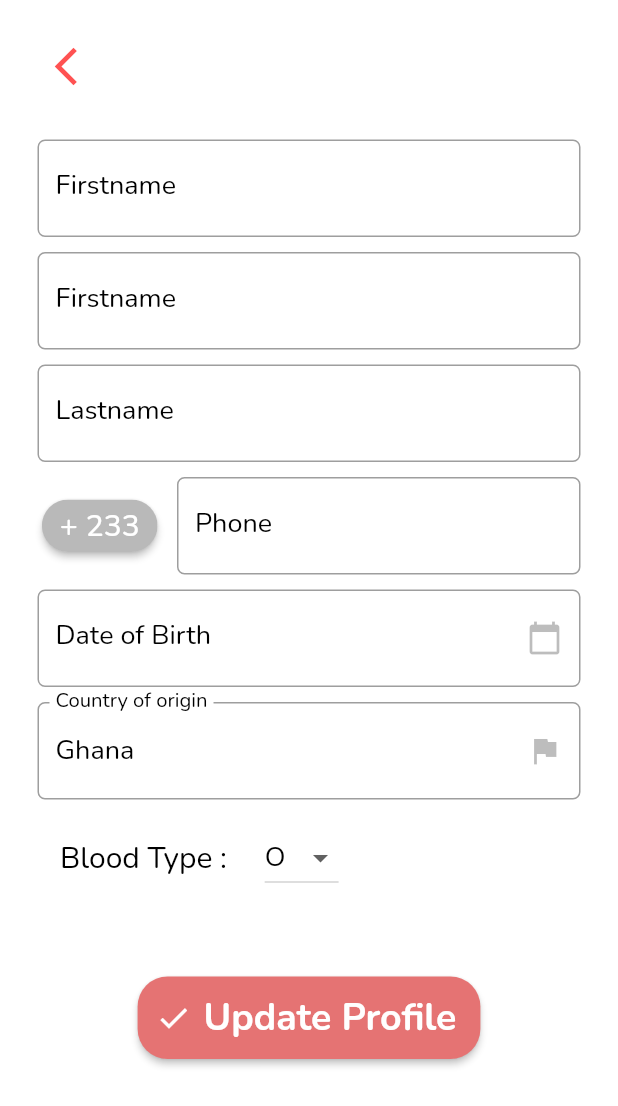
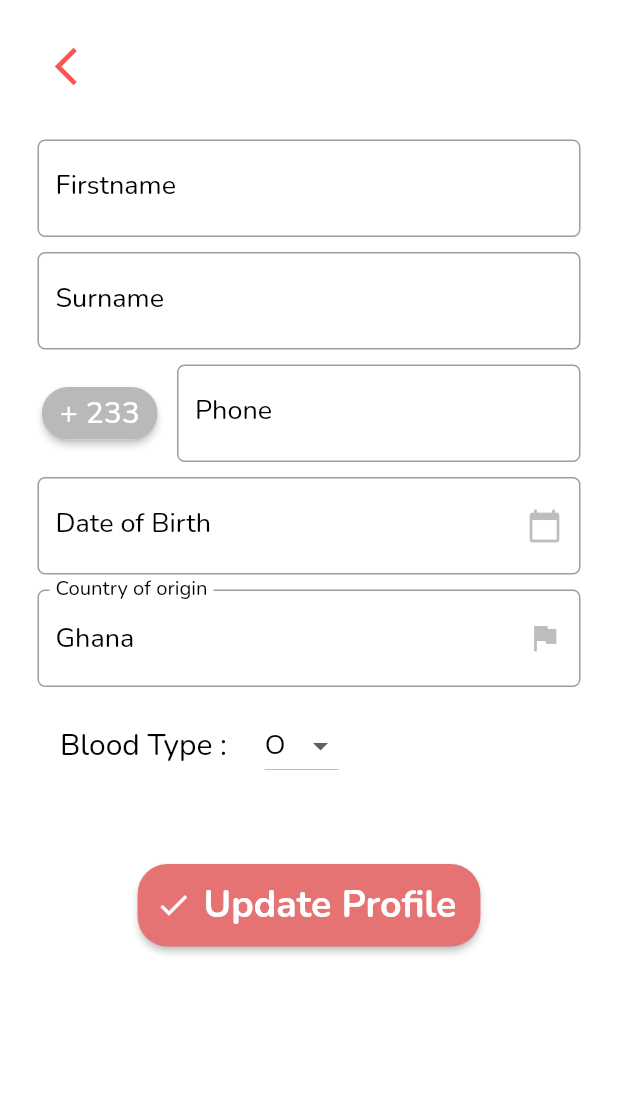
Before and after one commit to silverspluussh/scarclient, a Flutter app: the CompleteProfile screen opened by its route, after a tap on "Update Profile", on a phone screen of 412 x 824 dp. Shown: the top 1106 px of the screen. Run offline on Flutter 3.47's test engine with Material 2 defaults, Android fonts, the phone set to English and light mode, and no system bars; our stand-ins replace animated_splash_screen, country_picker, flutter_secure_storage, google_fonts, page_transition; accounts and stored records are empty; network calls fail; project files that could hold a hidden picture were left out.

Commit message:
sunday changes

```diff
--- a/lib/screens/settings/profile.dart
+++ b/lib/screens/settings/profile.dart
@@ -6,6 +6,7 @@ import 'package:flutter/material.dart';
 import 'package:flutter/services.dart';
 import 'package:google_fonts/google_fonts.dart';
 import 'package:intl/intl.dart';
+import 'package:scarclient/services/authen.dart';
 import '../navigation_index.dart';
 
 class CompleteProfile extends StatefulWidget {
@@ -23,18 +24,24 @@ class _CompleteProfileState extends State<CompleteProfile> {
   final _formKey = GlobalKey<FormState>();
   final _bloodTypes = ["A", "AB", "B", "O"];
 
-  final TextEditingController _username = TextEditingController();
-  final TextEditingController _fisrtnameController = TextEditingController();
-  final TextEditingController _lastnameController = TextEditingController();
-  final TextEditingController _nationalityController = TextEditingController();
-  final TextEditingController _phoneController = TextEditingController();
-  final TextEditingController _birthDateController =
-      TextEditingController(text: "");
+  NetworkHanler handler = NetworkHanler();
+  final TextEditingController _fisrtname = TextEditingController();
+  final TextEditingController _surname = TextEditingController();
+  final TextEditingController _nationalityx = TextEditingController();
+  final TextEditingController _contact = TextEditingController();
+  final TextEditingController _dob = TextEditingController(text: "");
+
+  Map<String, dynamic> outside = {};
 
   @override
   void initState() {
-    _nationalityController.text = _nationality;
+    _nationalityx.text = _nationality;
     super.initState();
+  }
+
+  void getprofileinfo() async {
+    var response = await handler.get('/profile');
+    outside = response;
   }
 
   @override
@@ -69,22 +76,15 @@ class _CompleteProfileState extends State<CompleteProfile> {
               ),
               const SizedBox(height: 20),
               CustomTextField(
-                controller: _username,
+                controller: _fisrtname,
                 labelText: "Firstname",
                 hintText: "Firstname",
                 keyboardType: TextInputType.text,
                 textInputAction: TextInputAction.next,
               ),
               CustomTextField(
-                controller: _fisrtnameController,
-                labelText: "Firstname",
-                hintText: "Firstname",
-                keyboardType: TextInputType.text,
-                textInputAction: TextInputAction.next,
-              ),
-              CustomTextField(
-                labelText: "Lastname",
-                controller: _lastnameController,
+                labelText: "Surname",
+                controller: _surname,
                 hintText: "Lastname",
                 keyboardType: TextInputType.text,
                 textInputAction: TextInputAction.next,
@@ -119,7 +119,7 @@ class _CompleteProfileState extends State<CompleteProfile> {
                     flex: 6,
                     child: CustomTextField(
                       labelText: "Phone",
-                      controller: _phoneController,
+                      controller: _contact,
                       hintText: "Phone",
                       keyboardType: TextInputType.phone,
                       textInputAction: TextInputAction.next,
@@ -129,7 +129,7 @@ class _CompleteProfileState extends State<CompleteProfile> {
               ),
               CustomTextField(
                 labelText: "Date of Birth",
-                controller: _birthDateController,
+                controller: _dob,
                 onTap: () {
                   showDatePicker(
                           context: context,
@@ -137,9 +137,8 @@ class _CompleteProfileState extends State<CompleteProfile> {
                           firstDate: DateTime(1990),
                           lastDate: DateTime.now())
                       .then((date) {
-                    _birthDateController.text =
-                        DateFormat(DateFormat.YEAR_MONTH_WEEKDAY_DAY)
-                            .format(date!);
+                    _dob.text = DateFormat(DateFormat.YEAR_MONTH_WEEKDAY_DAY)
+                        .format(date!);
                     setState(() {
                       birthDate = date;
                     });
@@ -155,13 +154,13 @@ class _CompleteProfileState extends State<CompleteProfile> {
               ),
               CustomTextField(
                 labelText: "Country of origin",
-                controller: _nationalityController,
+                controller: _nationalityx,
                 onTap: () {
                   showCountryPicker(
                       context: context,
                       onSelect: (country) {
                         setState(() {
-                          _nationalityController.text = country.name;
+                          _nationalityx.text = country.name;
                         });
                       });
                 },
@@ -222,7 +221,16 @@ class _CompleteProfileState extends State<CompleteProfile> {
                               borderRadius: BorderRadius.circular(20)),
                           primary: Colors.red[300],
                         ),
-                        onPressed: () {},
+                        onPressed: () async {
+                          Map<String, String> data = {
+                            "firstname": _fisrtname.text,
+                            "surname": _surname.text,
+                            "nationality": _nationalityx.text,
+                            "contact": _contact.text,
+                            "DOB": _dob.text,
+                          };
+                          await handler.post('/profile', data);
+                        },
                         label: Text("Update Profile",
                             style: GoogleFonts.nunito(
                                 color: Colors.white,
--- a/lib/services/authen.dart
+++ b/lib/services/authen.dart
@@ -1,32 +1,43 @@
 import 'dart:convert';
+import 'package:flutter_secure_storage/flutter_secure_storage.dart';
 import 'package:http/http.dart' as http;
 
 class NetworkHanler {
-  String burl = "gdfd";
+  String burl = "https://murmuring-thicket-37937.herokuapp.com";
 
-  Future<dynamic> get(var _url) async {
-    _url = formater(_url);
-    var response = await http.get(_url);
+  FlutterSecureStorage storage = const FlutterSecureStorage();
 
+  Future<dynamic> get(var url) async {
+    url = formatter(url);
+    url = Uri.parse(url);
+    var token = await storage.read(key: "token");
+
+    var response = await http.get(
+      url,
+      headers: {"Authorization": "Bearer $token"},
+    );
     if (response.statusCode == 200 || response.statusCode == 201) {
       return json.decode(response.body);
     }
   }
 
-  Future<dynamic> post(var _url, Map<String, String> body) async {
-    _url = formater(_url);
+  Future<http.Response> post(var url, Map<String, String> body) async {
+    FlutterSecureStorage storage = const FlutterSecureStorage();
+    var token = await storage.read(key: "token");
+    url = formatter(url);
+    url = Uri.parse(url);
     var response = await http.post(
-      _url,
-      headers: {'Content-type': "application/json"},
+      url,
+      headers: {
+        'Content-type': "application/json",
+        "Authorization": "Bearer $token"
+      },
       body: json.encode(body),
     );
-
-    if (response.statusCode == 200 || response.statusCode == 201) {
-      return response;
-    }
+    return response;
   }
 
-  String formater(String url) {
+  String formatter(String url) {
     return burl + url;
   }
 }
```
Also changed, not shown: lib/screens/sign_in.dart (+15 -19 lines), lib/screens/signup.dart (+13 -28 lines), lib/services/authenticate.dart (added).
